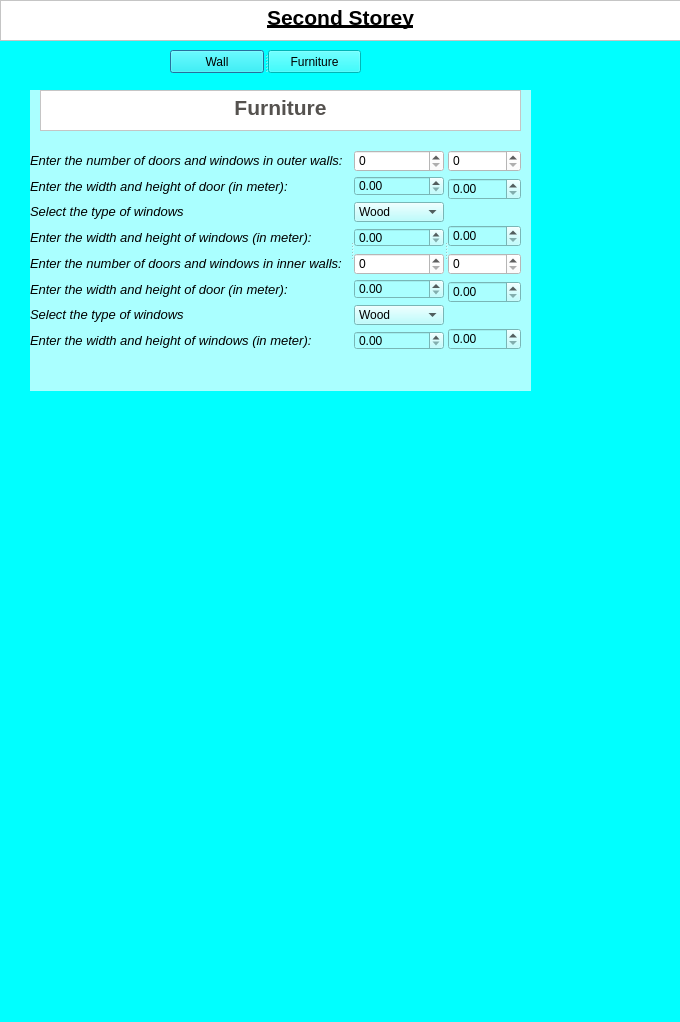
Above: secondstorey.ui from ch-ankit/HCCE before the change. Below: the same form after it.
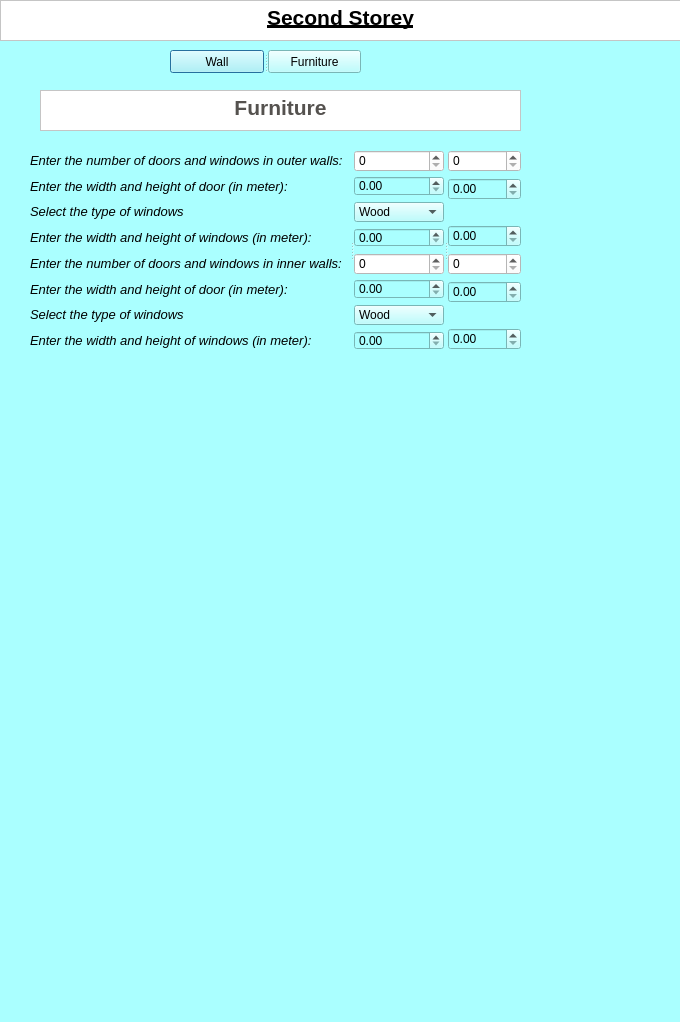
That is the form after the change.

The edit to the form file:
```diff
--- a/secondstorey.ui
+++ b/secondstorey.ui
@@ -14,7 +14,8 @@
    <string>Dialog</string>
   </property>
   <property name="styleSheet">
-   <string notr="true">background-color:rgb(0, 255, 255)</string>
+   <string notr="true">
+background-color: rgb(170, 255, 255);</string>
   </property>
   <widget class="QStackedWidget" name="stackedWidget">
    <property name="geometry">
```
